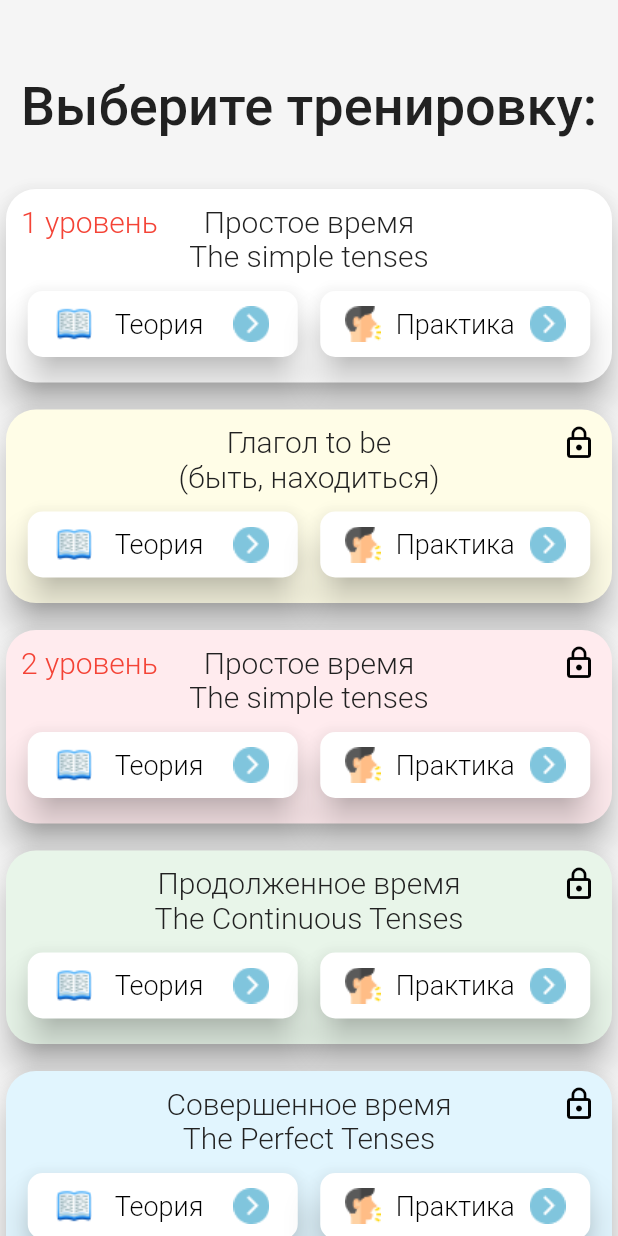
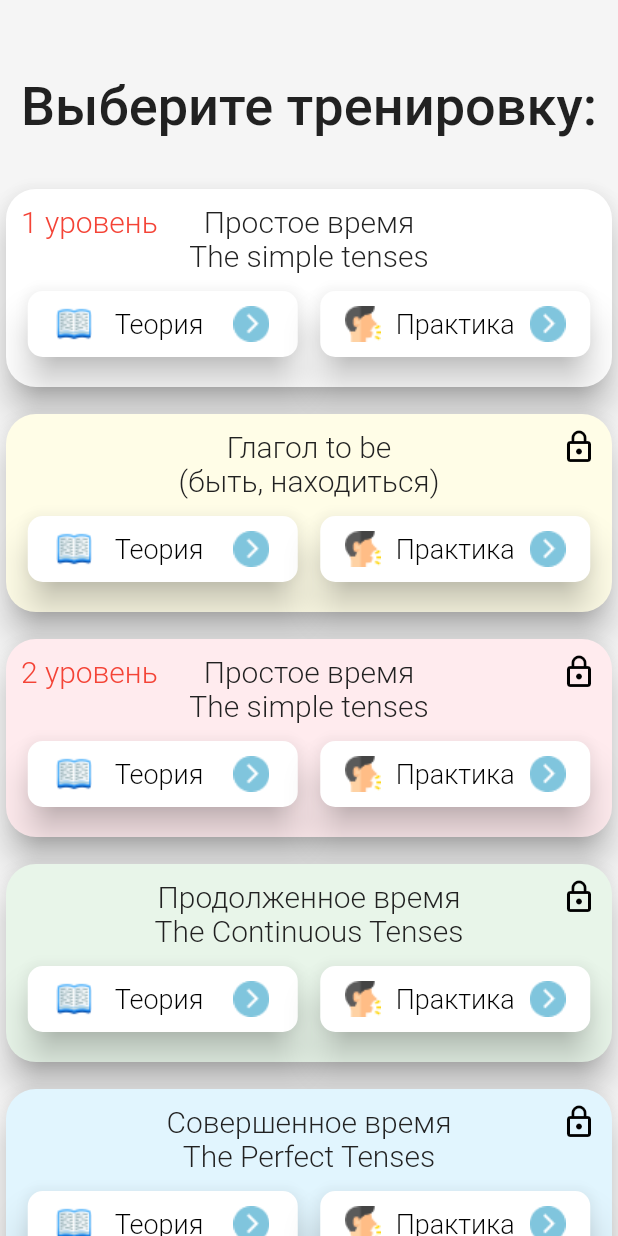
Before and after one commit to odiakovsky/spoken_english_coach, a Flutter app: the screen it shows after launch, after a tap on "Русский", on a phone screen of 412 x 824 dp. Run offline on Flutter 3.47's test engine with Material 2 defaults, Android fonts, the phone set to English and light mode, and no system bars; our stand-ins replace csv, google_fonts.

Commit message:
Выбор тренеровки обернул в Container

```diff
--- a/lib/choose_train.dart
+++ b/lib/choose_train.dart
@@ -57,6 +57,7 @@ class _ChooseTrainState extends State<ChooseTrain> {
       home: Scaffold(
         backgroundColor: Colors.grey.shade100,
         body: SingleChildScrollView(
+          child: Center(
             child: Column(
               children: [
                 const SizedBox(
@@ -73,7 +74,9 @@ class _ChooseTrainState extends State<ChooseTrain> {
                 const SizedBox(
                   height: 30,
                 ),
-              Card(
+                Container(
+                  constraints: BoxConstraints.loose(Size(450, 140)),
+                  child: Card(
                     shape: RoundedRectangleBorder(
                         borderRadius: BorderRadius.circular(20)),
                     color: Colors.white,
@@ -198,10 +201,13 @@ class _ChooseTrainState extends State<ChooseTrain> {
                       ],
                     ),
                   ),
+                ),
                 const SizedBox(
                   height: 10,
                 ),
-              Card(
+                Container(
+                  constraints: BoxConstraints.loose(Size(450, 140)),
+                  child: Card(
                     shape: RoundedRectangleBorder(
                         borderRadius: BorderRadius.circular(20)),
                     color: Colors.yellow.shade50,
@@ -313,10 +319,13 @@ class _ChooseTrainState extends State<ChooseTrain> {
                       ],
                     ),
                   ),
+                ),
                 const SizedBox(
                   height: 10,
                 ),
-              Card(
+                Container(
+                  constraints: BoxConstraints.loose(Size(450, 140)),
+                  child: Card(
                     shape: RoundedRectangleBorder(
                         borderRadius: BorderRadius.circular(20)),
                     color: Colors.red.shade50,
@@ -440,10 +449,13 @@ class _ChooseTrainState extends State<ChooseTrain> {
                       ],
                     ),
                   ),
+                ),
                 const SizedBox(
                   height: 10,
                 ),
-              Card(
+                Container(
+                  constraints: BoxConstraints.loose(Size(450, 140)),
+                  child: Card(
                     shape: RoundedRectangleBorder(
                         borderRadius: BorderRadius.circular(20)),
                     color: Colors.green.shade50,
@@ -555,10 +567,13 @@ class _ChooseTrainState extends State<ChooseTrain> {
                       ],
                     ),
                   ),
+                ),
                 const SizedBox(
                   height: 10,
                 ),
-              Card(
+                Container(
+                  constraints: BoxConstraints.loose(Size(450, 140)),
+                  child: Card(
                     shape: RoundedRectangleBorder(
                         borderRadius: BorderRadius.circular(20)),
                     color: Colors.lightBlue.shade50,
@@ -670,7 +685,9 @@ class _ChooseTrainState extends State<ChooseTrain> {
                       ],
                     ),
                   ),
+                ),
               ],
+            ),
           ),
         ),
       ),
```
Lines whose indentation alone changed are shown as unchanged.
